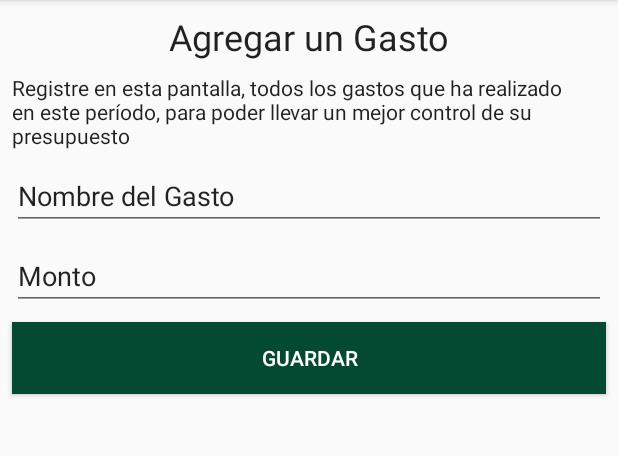
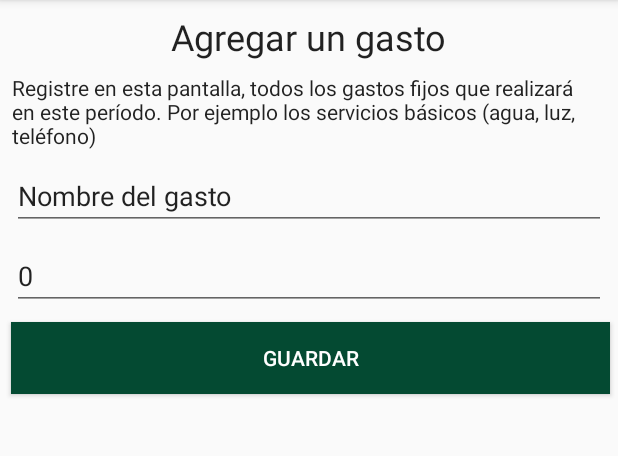
Before and after one commit to Marcelo1706/MyBudget, an Android app: the fragment AgregarGastosFragment placed in its activity, on a phone screen of 412 x 824 dp, the part 84-540 px from its top. Run offline under Robolectric (Android 15) with nearby library versions, the phone set to English and light mode, and no system bars.

Commit message:
Agregar registros de gastos y pagos

```diff
--- a/app/src/main/java/com/comfycraft/mybudget/fragments/AgregarGastosFragment.java
+++ b/app/src/main/java/com/comfycraft/mybudget/fragments/AgregarGastosFragment.java
@@ -1,13 +1,19 @@
 package com.comfycraft.mybudget.fragments;
 
+import android.content.Intent;
 import android.os.Bundle;
 import android.support.annotation.Nullable;
 import android.support.v4.app.Fragment;
 import android.view.LayoutInflater;
 import android.view.View;
 import android.view.ViewGroup;
+import android.widget.Button;
+import android.widget.EditText;
+import android.widget.Toast;
 
 import com.comfycraft.mybudget.R;
+import com.comfycraft.mybudget.layout.MainActivity;
+import com.comfycraft.mybudget.utilidades.Crud;
 import com.comfycraft.mybudget.utilidades.Sesiones;
 
 public class AgregarGastosFragment extends Fragment {
@@ -20,15 +26,65 @@ public class AgregarGastosFragment extends Fragment {
     private String password;
     private String id_periodo;
 
+
+    public View view;
+
+    EditText etgastos;
+    EditText etnombre_gasto;
+    Button btnNuevogasto;
+
     @Nullable
     @Override
     public View onCreateView(LayoutInflater inflater, @Nullable ViewGroup container, @Nullable Bundle savedInstanceState) {
-        //Inicializar variable de sesion
+
+        view =  inflater.inflate(R.layout.fragment_agregar_gastos, container, false);
         session = new Sesiones(getActivity().getApplicationContext());
         id_usuario = session.getUserId();
         nombre_usuario = session.getUserName();
         password = session.getPassword();
         id_periodo = session.getIdPeriodo();
-        return inflater.inflate(R.layout.fragment_agregar_gastos, container, false);
+
+        etnombre_gasto = view.findViewById(R.id.nombre_gasto);
+        etgastos = view.findViewById(R.id.monto_gasto);
+
+        //Poner los fondos en el ET
+        Crud crud = new Crud(getActivity().getApplicationContext());
+        //Cursor select  = crud.Select("periodos","id_periodo='"+id_periodo+"'");
+
+        btnNuevogasto = view.findViewById(R.id.guardar_gasto);
+
+        btnNuevogasto.setOnClickListener(new View.OnClickListener() {
+            @Override
+            public void onClick(View v) {
+                insertargasto(view);
+            }
+        });
+
+        //return inflater.inflate(R.layout.fragment_agregar_gastos, container, false);
+        return view;
+    }
+
+    public void insertargasto(View view){
+        //etgastos = view.findViewById(R.id.monto_gasto);
+        String nombre_gasto = etnombre_gasto.getText().toString();
+        String fondos = etgastos.getText().toString();
+
+        //Validacion
+        if(fondos.isEmpty() || Float.parseFloat(fondos) == 0){
+            Toast.makeText(getActivity().getApplicationContext(),"Debe ingresar un valor númerico mayor que 0",Toast.LENGTH_SHORT).show();
+        } else {
+            Crud insert = new Crud(getActivity().getApplicationContext());
+            String[] campos = {"nombre", "monto", "id_periodo"};
+            String[] valores = {nombre_gasto, fondos, id_periodo};
+
+            long resultado = insert.Insert("gastos",campos,valores);
+
+
+            if(resultado > 0){
+                Toast.makeText(getActivity().getApplicationContext(),"gasto Agregado",Toast.LENGTH_SHORT).show();
+                Intent intent = new Intent(getContext(),MainActivity.class);
+                startActivity(intent);
+            }
+        }
     }
 }
--- a/app/src/main/res/layout/fragment_agregar_gastos.xml
+++ b/app/src/main/res/layout/fragment_agregar_gastos.xml
@@ -7,32 +7,32 @@
     android:layout_height="match_parent">
 
     <TextView
-        android:id="@+id/titulo_agregar_pagos"
+        android:id="@+id/titulo_agregar_gastos"
         android:layout_width="wrap_content"
         android:layout_height="wrap_content"
         android:layout_marginTop="8dp"
-        android:text="Agregar un Gasto"
+        android:text="Agregar un gasto"
         android:textAppearance="@style/TextAppearance.AppCompat.Headline"
         app:layout_constraintEnd_toEndOf="parent"
         app:layout_constraintStart_toStartOf="parent"
         app:layout_constraintTop_toTopOf="parent" />
 
     <TextView
-        android:id="@+id/mensaje_agregar_pagos"
+        android:id="@+id/mensaje_agregar_gastos"
         android:layout_width="0dp"
         android:layout_height="wrap_content"
         android:layout_marginStart="8dp"
         android:layout_marginTop="8dp"
         android:layout_marginEnd="8dp"
-        android:text="Registre en esta pantalla, todos los gastos que ha realizado en este período, para poder llevar un mejor control de su presupuesto "
+        android:text="Registre en esta pantalla, todos los gastos fijos que realizará en este período. Por ejemplo los servicios básicos (agua, luz, teléfono)"
         android:textAlignment="viewStart"
         android:textAppearance="@style/TextAppearance.AppCompat.Body1"
         app:layout_constraintEnd_toEndOf="parent"
         app:layout_constraintStart_toStartOf="parent"
-        app:layout_constraintTop_toBottomOf="@+id/titulo_agregar_pagos" />
+        app:layout_constraintTop_toBottomOf="@+id/titulo_agregar_gastos" />
 
     <EditText
-        android:id="@+id/nombre_pago"
+        android:id="@+id/nombre_gasto"
         android:layout_width="0dp"
         android:layout_height="wrap_content"
         android:layout_marginStart="8dp"
@@ -40,13 +40,13 @@
         android:layout_marginEnd="8dp"
         android:ems="10"
         android:inputType="textPersonName"
-        android:text="Nombre del Gasto"
+        android:text="Nombre del gasto"
         app:layout_constraintEnd_toEndOf="parent"
         app:layout_constraintStart_toStartOf="parent"
-        app:layout_constraintTop_toBottomOf="@+id/mensaje_agregar_pagos" />
+        app:layout_constraintTop_toBottomOf="@+id/mensaje_agregar_gastos" />
 
     <EditText
-        android:id="@+id/monto_pago"
+        android:id="@+id/monto_gasto"
         android:layout_width="0dp"
         android:layout_height="wrap_content"
         android:layout_marginStart="8dp"
@@ -54,24 +54,25 @@
         android:layout_marginEnd="8dp"
         android:ems="10"
         android:inputType="numberDecimal"
-        android:text="Monto"
+        android:text="0"
         app:layout_constraintEnd_toEndOf="parent"
         app:layout_constraintStart_toStartOf="parent"
-        app:layout_constraintTop_toBottomOf="@+id/nombre_pago" />
+        app:layout_constraintTop_toBottomOf="@+id/nombre_gasto" />
 
     <Button
-        android:id="@+id/guardar_pago"
+        android:id="@+id/guardar_gasto"
         android:layout_width="0dp"
         android:layout_height="wrap_content"
-        android:layout_marginStart="8dp"
+        android:layout_marginStart="7dp"
         android:layout_marginTop="8dp"
-        android:layout_marginEnd="8dp"
+        android:layout_marginEnd="5dp"
         android:background="@color/PM3435"
         android:text="Guardar"
         android:textColor="@android:color/background_light"
         app:layout_constraintEnd_toEndOf="parent"
         app:layout_constraintStart_toStartOf="parent"
-        app:layout_constraintTop_toBottomOf="@+id/monto_pago" />
+        app:layout_constraintTop_toBottomOf="@+id/monto_gasto" />
+
 
 
 </android.support.constraint.ConstraintLayout>
--- a/app/src/main/res/layout/fragment_agregar_pagos.xml
+++ b/app/src/main/res/layout/fragment_agregar_pagos.xml
@@ -54,7 +54,7 @@
         android:layout_marginEnd="8dp"
         android:ems="10"
         android:inputType="numberDecimal"
-        android:text="Monto"
+        android:text="0"
         app:layout_constraintEnd_toEndOf="parent"
         app:layout_constraintStart_toStartOf="parent"
         app:layout_constraintTop_toBottomOf="@+id/nombre_pago" />
@@ -63,9 +63,9 @@
         android:id="@+id/guardar_pago"
         android:layout_width="0dp"
         android:layout_height="wrap_content"
-        android:layout_marginStart="8dp"
+        android:layout_marginStart="7dp"
         android:layout_marginTop="8dp"
-        android:layout_marginEnd="8dp"
+        android:layout_marginEnd="5dp"
         android:background="@color/PM3435"
         android:text="Guardar"
         android:textColor="@android:color/background_light"
```
Also changed, not shown: app/src/main/java/com/comfycraft/mybudget/fragments/AgregarPagosFragment.java (+59 -2 lines).
